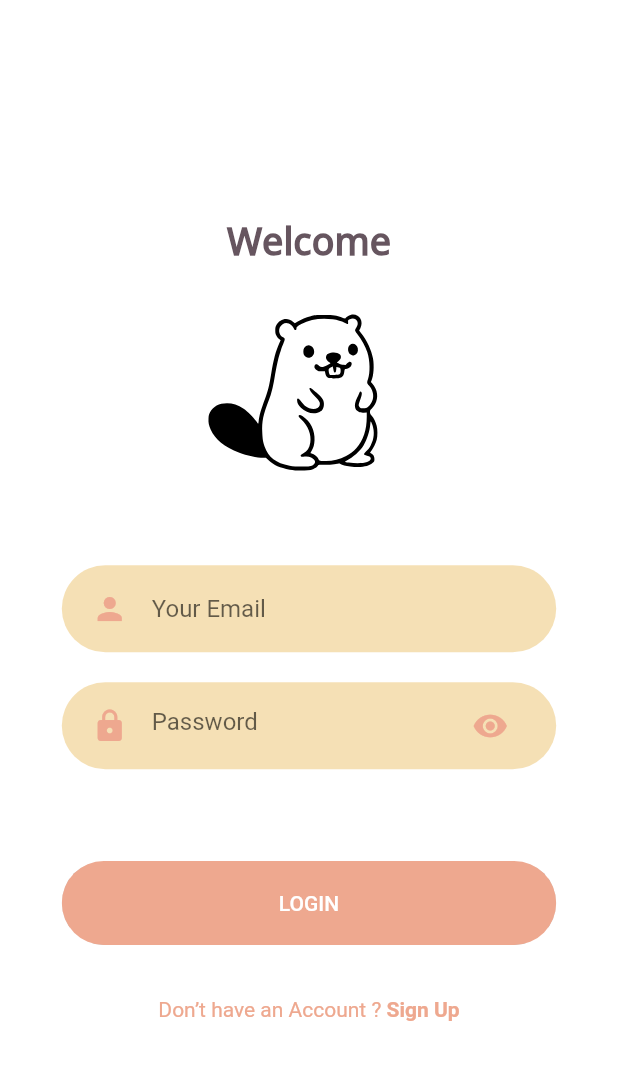
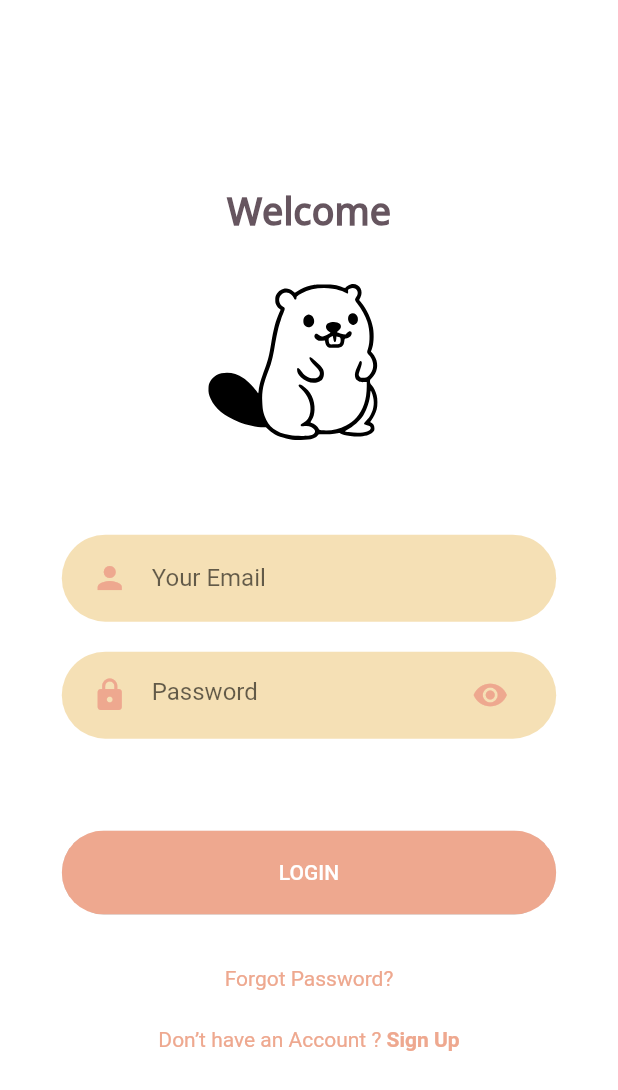
Before and after one commit to hr05940/ledgrr, a Flutter app: the screen it shows after launch, on a phone screen of 412 x 824 dp. Shown: the top 1090 px of the screen. Run offline on Flutter 3.47's test engine with Material 2 defaults, Android fonts, the phone set to English and light mode, and no system bars; our stand-ins replace flutter_svg.

Commit message:
forgot to forgot password

```diff
--- a/ledgrr/lib/Screens/login/components/body.dart
+++ b/ledgrr/lib/Screens/login/components/body.dart
@@ -55,16 +55,19 @@ class Body extends StatelessWidget {
               // );
             },
           ),
-          // SizedBox(height: size.height * 0.03),
-          // Row(
-          //   mainAxisAlignment: MainAxisAlignment.center,
-          //   children: <Widget>[
-          //     Text("Forgot Password?"),
-          //     GestureDetector(
-          //       onTap: () {},
-          //     )
-          //   ],
-          // ),
+          SizedBox(height: size.height * 0.03),
+          Row(
+            mainAxisAlignment: MainAxisAlignment.center,
+            children: <Widget>[
+              Text(
+                "Forgot Password?",
+                style: TextStyle(color: kPrimaryColor),
+              ),
+              // GestureDetector(
+              //   onTap: () {},
+              // )
+            ],
+          ),
           SizedBox(height: size.height * 0.03),
           AlreadyHaveAnAccountCheck(
             press: () {
```
Also changed, not shown: ledgrr/lib/Screens/signin/components/background.dart (+8 -8 lines).
